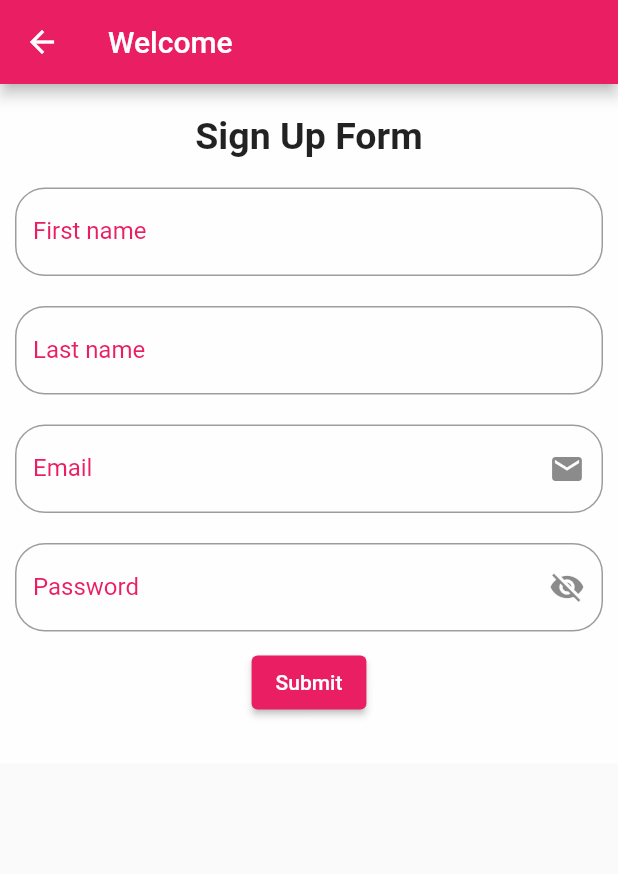
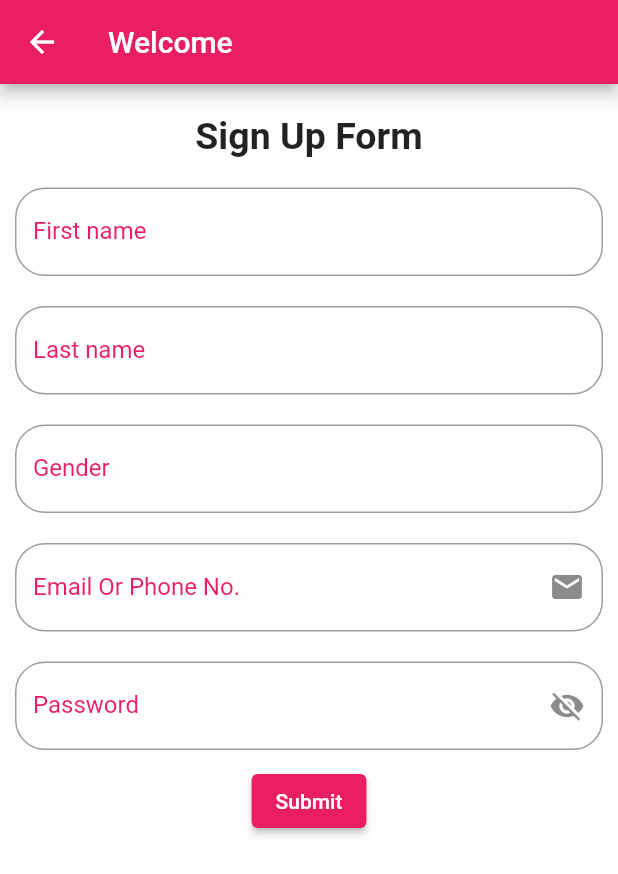
Before and after one commit to xlayertraining/july21group9, a Flutter app: the screen it shows after launch, after a tap on an icon or button, on a phone screen of 412 x 824 dp. Shown: the top 874 px of the screen. Run offline on Flutter 3.47's test engine with Material 2 defaults, Android fonts, the light colour scheme and no system bars; network calls fail.

Commit message:
1. SplashScreen.dart is modified 2. Favourite.dart is added 3. Settings.dart is added 4. Share.dart is added 5. AboutUs.dart is added 6. SignUp.dart is modified
Signed-off-by: <sahasamyadeep@gmail.com>

```diff
--- a/application/news_flix/lib/SignUp.dart
+++ b/application/news_flix/lib/SignUp.dart
@@ -10,7 +10,7 @@ class SignUp extends StatelessWidget {
   @override
   Widget build(BuildContext context) {
     return MaterialApp(
-      title: 'Flutter Demo',
+      title: 'NEWS FLIX',
       theme: ThemeData(
         primarySwatch: Colors.lightBlue,
       ),
@@ -79,7 +79,19 @@ class _MyWidgetState extends State<MyWidget> {
                 ),
                 TextField(
                     decoration: InputDecoration(
-                  labelText: "Email",
+                      labelText: "Gender",
+                      labelStyle: TextStyle(color: Colors.pink),
+                      hintText: 'Male or Female or Others',
+                      border: OutlineInputBorder(
+                        borderRadius: BorderRadius.circular(20.0),
+                      ),
+                    )),
+                SizedBox(
+                  height: 20,
+                ),
+                TextField(
+                    decoration: InputDecoration(
+                  labelText: "Email Or Phone No.",
                   labelStyle: TextStyle(color: Colors.pink),
                   suffixIcon: Icon(Icons.email),
                   border: OutlineInputBorder(
--- a/application/news_flix/lib/SplashScreen.dart
+++ b/application/news_flix/lib/SplashScreen.dart
@@ -4,10 +4,6 @@ import 'dart:ui';
 import 'package:flutter/material.dart';
 
 import 'package:untitled2/Loginpg.dart';
-
-
-
-
 
 class SplashScreen extends StatelessWidget {
   const SplashScreen({Key? key}) : super(key: key);
@@ -24,8 +20,15 @@ class SplashScreen extends StatelessWidget {
 
     return Scaffold(
       body: Container(
-        decoration: BoxDecoration(color: Colors.redAccent),
-        width: MediaQuery.of(context).size.width,
+          child: Container(
+            alignment: Alignment.center,
+            decoration: BoxDecoration(
+                gradient: LinearGradient(
+                    begin: Alignment.centerLeft,
+                    end: Alignment.centerRight,
+                    colors: [Colors.purple, Colors.blue]
+                )
+            ),
         child: Column(
           mainAxisAlignment: MainAxisAlignment.center,
           crossAxisAlignment: CrossAxisAlignment.center,
@@ -59,6 +62,7 @@ class SplashScreen extends StatelessWidget {
           ],
         ),
       ),
+      ),
     );
   }
 }
```
Also changed, not shown: application/news_flix/lib/AboutUs.dart (added, +37 -0 lines), application/news_flix/lib/Favourite.dart (added, +47 -0 lines), application/news_flix/lib/Settings.dart (added, +35 -0 lines), application/news_flix/lib/Share.dart (added, +36 -0 lines), application/news_flix/lib/homepage.dart (+28 -15 lines).
